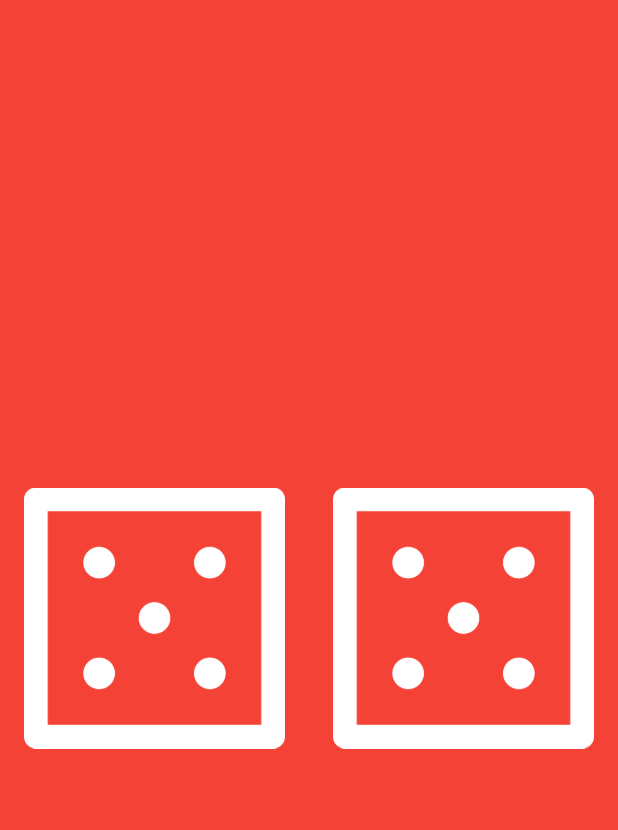
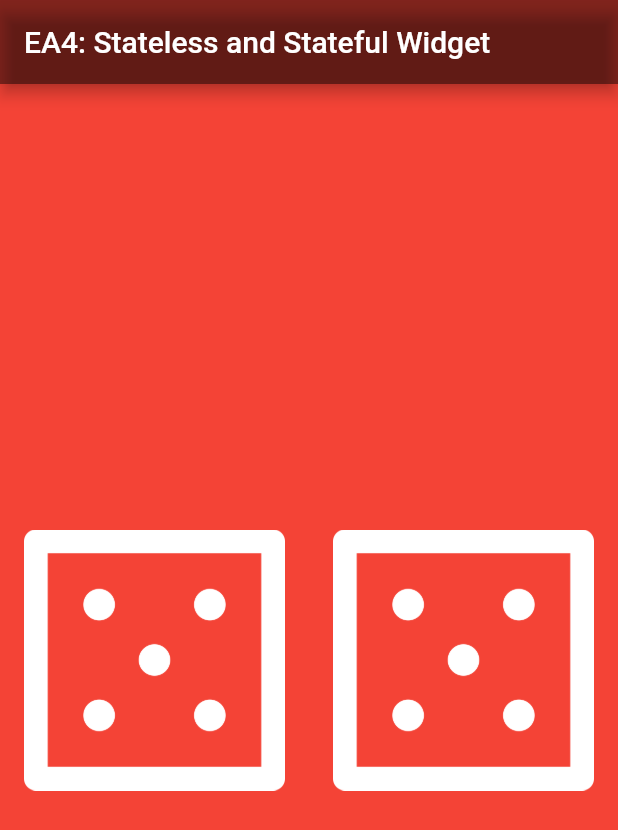
Before and after one commit to Minyoui/Enabling-Asses4, a Flutter app: the screen it shows after launch, on a phone screen of 412 x 824 dp. Shown: the top 830 px of the screen. Run offline on Flutter 3.47's test engine with Material 2 defaults, Android fonts, the phone set to English and light mode, and no system bars.

Commit message:
fourth commit

```diff
--- a/lib/main.dart
+++ b/lib/main.dart
@@ -37,7 +37,18 @@ class _DicePageState extends State<DicePage> {
 
   @override
   Widget build(BuildContext context) {
-    return Scaffold(
+    return MaterialApp(
+      home: Container(
+        decoration: const BoxDecoration(
+          image: DecorationImage(
+            image: AssetImage('images/background.jpg'),
+          ),
+        ),
+        child: Scaffold(
+          appBar: AppBar(
+            title: const Text('EA4: Stateless and Stateful Widget'),
+            backgroundColor: Colors.black45,
+          ),
           backgroundColor: Colors.red,
           body: SafeArea(
             child: Center(
@@ -69,6 +80,8 @@ class _DicePageState extends State<DicePage> {
               ),
             ),
           ),
+        ),
+      ),
     );
   }
 }
```
Also changed, not shown: images/background.jpg (added). Lines whose indentation alone changed are shown as unchanged.
